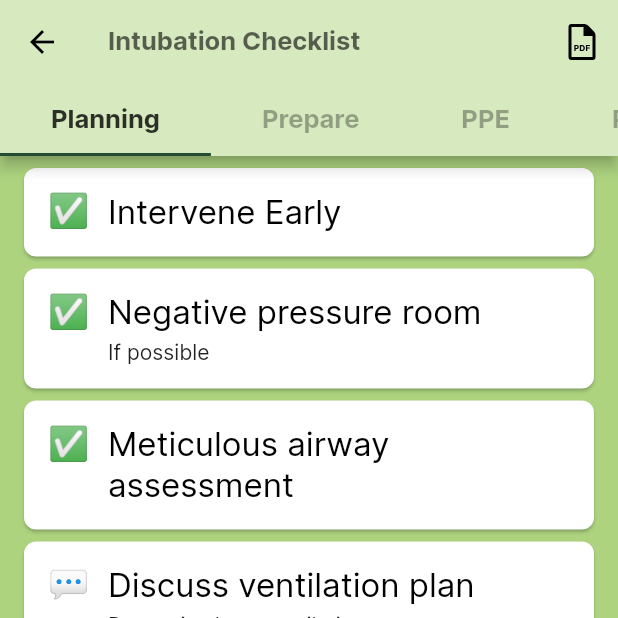
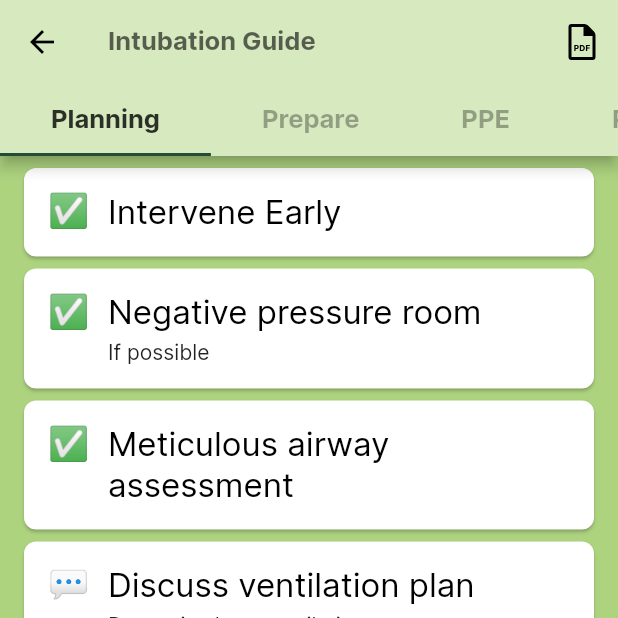
Before and after one commit to Western-Health-Covid19-Collaboration/wh_covid19_app, a Flutter app: the IntubationGuidancePage screen opened by its route, on a phone screen of 412 x 824 dp, the top half of it. Run offline on Flutter 3.47's test engine with Material 2 defaults, Android fonts, the phone set to English and light mode, and no system bars; our stand-ins replace chewie, flutter_svg, flutter_widget_from_html, package_info, photo_view, shared_preferences and 1 more; missing offline and left inert: matrix_gesture_detector; accounts and stored records are empty; project files that could hold a hidden picture were left out.

Commit message:
Update lib/view/airway/guidance/intubation_guidance_page.dart
Fix title back to previous name

Co-Authored-By: Luke Sleeman <luke.sleeman@gmail.com>

```diff
--- a/lib/view/airway/guidance/intubation_guidance_page.dart
+++ b/lib/view/airway/guidance/intubation_guidance_page.dart
@@ -12,7 +12,7 @@ class IntubationGuidancePage extends StatelessWidget {
   @override
   Widget build(BuildContext context) {
     return TabViewTemplate(
-      'Intubation Checklist',
+      'Intubation Guide',
       tabs: intubationGuide.map((e) => e.name).toList(),
       color: AppColors.green50,
       indicatorColor: AppColors.green900,
```
